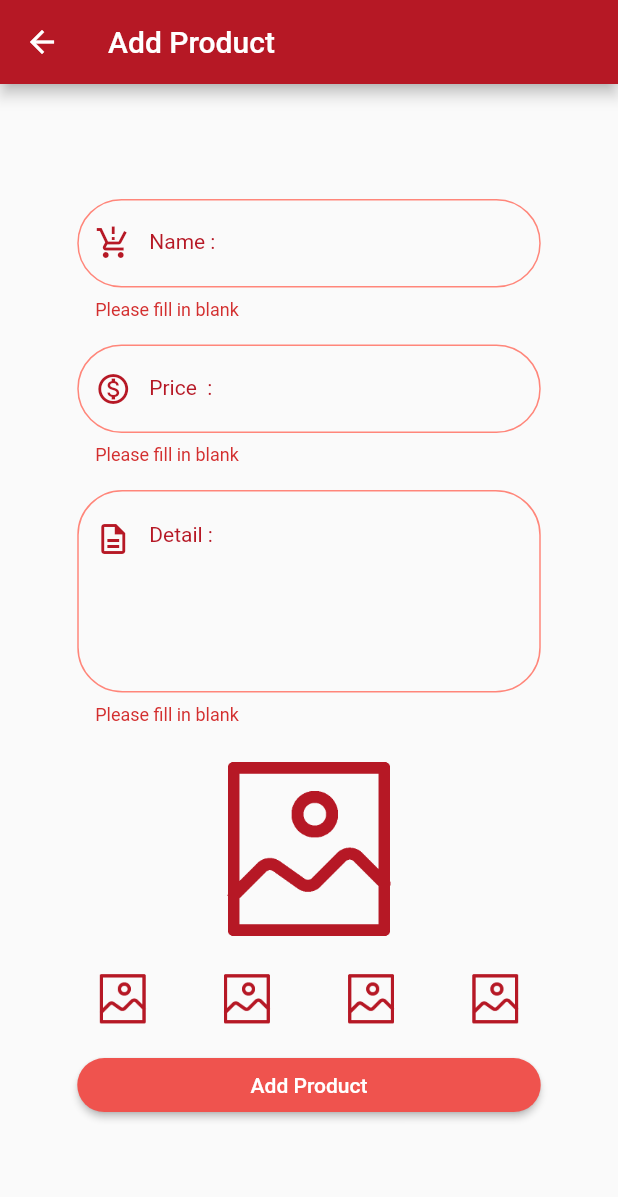
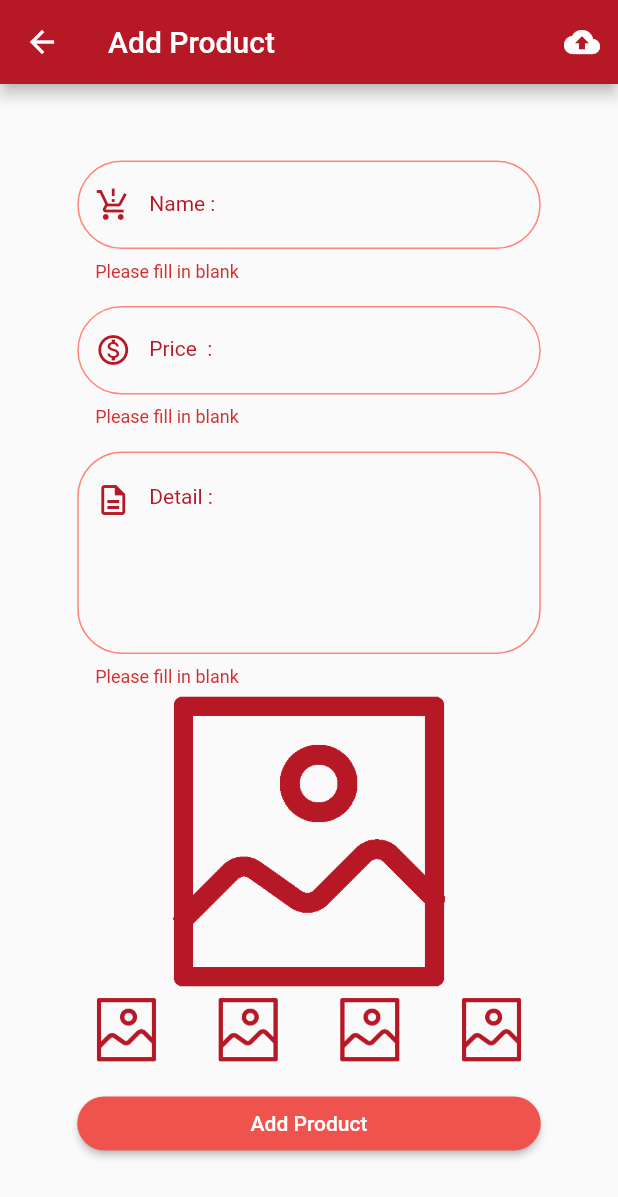
Before and after one commit to 648253/tu2hand, a Flutter app: the AddProduct screen opened by its route, after a tap on "Add Product", on a phone screen of 412 x 824 dp. Shown: the top 1197 px of the screen. Run offline on Flutter 3.47's test engine with Material 2 defaults, Android fonts, the phone set to English and light mode, and no system bars; our stand-ins replace dio, geolocator, google_maps_flutter, image_picker, shared_preferences; missing offline and left inert: dart:ffi; accounts and stored records are empty.

Commit message:
Start App

```diff
--- a/lib/State/create_account.dart
+++ b/lib/State/create_account.dart
@@ -376,7 +376,7 @@ class _CreateAccountState extends State<CreateAccount> {
           print('### process Upload Pic');
           String apiSaveUserImg = '${Myconstant.domain}/tu2hand/saveFile.php';
           int i = Random().nextInt(100000);
-          String nameImg = 'img$i.jpg';
+          String nameImg = 'profile_$i.jpg';
           Map<String, dynamic> map = Map();
           map['file'] =
               await MultipartFile.fromFile(file!.path, filename: nameImg);
--- a/lib/State/seller_service_addpd.dart
+++ b/lib/State/seller_service_addpd.dart
@@ -1,5 +1,12 @@
+import 'dart:ffi';
+import 'dart:io';
+import 'dart:math';
+
+import 'package:dio/dio.dart';
 import 'package:flutter/material.dart';
+import 'package:image_picker/image_picker.dart';
 import 'package:myfirstpro/utility/my_constant.dart';
+import 'package:myfirstpro/utility/my_dialog.dart';
 import 'package:myfirstpro/widgets/show_image.dart';
 import 'package:myfirstpro/widgets/show_title.dart';
 
@@ -12,11 +19,31 @@ class AddProduct extends StatefulWidget {
 
 class _AddProductState extends State<AddProduct> {
   final formKey = GlobalKey<FormState>();
+  List<File?> files = [];
+  File? file;
+
+  @override
+  void initState() {
+    super.initState();
+    initialFile();
+  }
+
+  void initialFile() {
+    for (var i = 0; i < 4; i++) {
+      files.add(null);
+    }
+  }
 
   @override
   Widget build(BuildContext context) {
     return Scaffold(
       appBar: AppBar(
+        actions: [
+          IconButton(
+            onPressed: () => processAddProduct(),
+            icon: Icon(Icons.cloud_upload),
+          ),
+        ],
         title: Text('Add Product'),
       ),
       body: LayoutBuilder(
@@ -51,12 +78,65 @@ class _AddProductState extends State<AddProduct> {
       child: ElevatedButton(
         style: Myconstant().myButtonStyle(),
         onPressed: () {
-          if (formKey.currentState!.validate()) {
-          } else {}
+          processAddProduct();
         },
         child: Text('Add Product'),
       ),
     );
+  }
+
+  Future<Null> processAddProduct() async {
+    if (formKey.currentState!.validate()) {
+      bool checkFile = true;
+      for (var item in files) {
+        if (item == null) {
+          checkFile = false;
+        }
+      }
+      if (checkFile) {
+        // print('## Choose Image Success');
+        MyDialog().showProgressDialog(context);
+
+        String apiSavePdImg = '${Myconstant.domain}/tu2hand/saveFilePD.php';
+        // print('## Call API');
+
+        int loop = 0;
+
+        for (var item in files) {
+          int i = Random().nextInt(10000000);
+          String fileName = 'pd_$i.jpg';
+          Map<String, dynamic> map = {};
+          map['file'] =
+              await MultipartFile.fromFile(item!.path, filename: fileName);
+          FormData data = FormData.fromMap(map);
+          await Dio().post(apiSavePdImg, data: data).then((value) {
+            print('Upload Success');
+            loop++;
+            if (loop >= files.length) {
+              Navigator.pop(context);
+            } else {}
+
+          });
+        }
+      } else {
+        MyDialog()
+            .normalDialog(context, 'More Image', 'Please Choose More Image');
+      }
+    }
+  }
+
+  Future<Null> processImagePicker(ImageSource source, int index) async {
+    try {
+      var result = await ImagePicker().getImage(
+        source: source,
+        maxWidth: 800,
+        maxHeight: 800,
+      );
+      setState(() {
+        file = File(result!.path);
+        files[index] = file;
+      });
+    } catch (e) {}
   }
 
   Future<Null> chooseSourceImageDialog(int index) async {
@@ -66,9 +146,34 @@ class _AddProductState extends State<AddProduct> {
       builder: (context) => AlertDialog(
         title: ListTile(
           leading: showImage(path: Myconstant.image3),
-          title: ShowTitle(title: 'Source Image ${index+1} ?', textStyle: Myconstant().h2Style()),
-          subtitle: ShowTitle(title: 'Please Tap on camera or gallery', textStyle: Myconstant().h3Style()),
+          title: ShowTitle(
+              title: 'Source Image ${index + 1} ?',
+              textStyle: Myconstant().h2Style()),
+          subtitle: ShowTitle(
+              title: 'Please Tap on camera or gallery',
+              textStyle: Myconstant().h3Style()),
         ),
+        actions: [
+          Row(
+            mainAxisAlignment: MainAxisAlignment.spaceAround,
+            children: [
+              TextButton(
+                onPressed: () {
+                  Navigator.pop(context);
+                  processImagePicker(ImageSource.camera, index);
+                },
+                child: Text('Camera'),
+              ),
+              TextButton(
+                onPressed: () {
+                  Navigator.pop(context);
+                  processImagePicker(ImageSource.gallery, index);
+                },
+                child: Text('Gallery'),
+              ),
+            ],
+          ),
+        ],
       ),
     );
   }
@@ -77,9 +182,10 @@ class _AddProductState extends State<AddProduct> {
     return Column(
       children: [
         Container(
-          width: constraints.maxWidth * 0.3,
-          height: constraints.maxWidth * 0.4,
-          child: Image.asset(Myconstant.image7),
+          width: constraints.maxWidth * 0.5,
+          height: constraints.maxWidth * 0.5,
+          child:
+              file == null ? Image.asset(Myconstant.image7) : Image.file(file!),
         ),
         Container(
           width: constraints.maxWidth * 0.7,
@@ -87,35 +193,55 @@ class _AddProductState extends State<AddProduct> {
             mainAxisAlignment: MainAxisAlignment.spaceBetween,
             children: [
               Container(
-                width: 40,
-                height: 35,
+                width: 45,
+                height: 45,
                 child: InkWell(
                   onTap: () => chooseSourceImageDialog(0),
-                  child: Image.asset(Myconstant.image7),
+                  child: files[0] == null
+                      ? Image.asset(Myconstant.image7)
+                      : Image.file(
+                          files[0]!,
+                          fit: BoxFit.cover,
+                        ),
                 ),
               ),
               Container(
-                width: 40,
-                height: 35,
+                width: 45,
+                height: 45,
                 child: InkWell(
                   onTap: () => chooseSourceImageDialog(1),
-                  child: Image.asset(Myconstant.image7),
+                  child: files[1] == null
+                      ? Image.asset(Myconstant.image7)
+                      : Image.file(
+                          files[1]!,
+                          fit: BoxFit.cover,
+                        ),
                 ),
               ),
               Container(
-                width: 40,
-                height: 35,
+                width: 45,
+                height: 45,
                 child: InkWell(
                   onTap: () => chooseSourceImageDialog(2),
-                  child: Image.asset(Myconstant.image7),
+                  child: files[2] == null
+                      ? Image.asset(Myconstant.image7)
+                      : Image.file(
+                          files[2]!,
+                          fit: BoxFit.cover,
+                        ),
                 ),
               ),
               Container(
-                width: 40,
-                height: 35,
+                width: 45,
+                height: 45,
                 child: InkWell(
                   onTap: () => chooseSourceImageDialog(3),
-                  child: Image.asset(Myconstant.image7),
+                  child: files[3] == null
+                      ? Image.asset(Myconstant.image7)
+                      : Image.file(
+                          files[3]!,
+                          fit: BoxFit.cover,
+                        ),
                 ),
               ),
             ],
--- a/lib/utility/my_constant.dart
+++ b/lib/utility/my_constant.dart
@@ -4,7 +4,7 @@ class Myconstant {
   // General
   static String appName = 'TU2HAND';
   static String domain =
-      'https://bf5f-2405-9800-bc02-2945-f94e-68a3-2062-a836.ngrok.io';
+      'https://86f0-2405-9800-bc02-2945-9048-5369-ade-1ef5.ngrok.io';
 
   // Route
   static String routeAuthen = '/authen';
@@ -28,16 +28,16 @@ class Myconstant {
   static Color dark = Color(0xffb61825);
   static Color light = Color(0xffff867a);
   static Map<int, Color> mapMaterialColor = {
-    50:Color.fromRGBO(255, 182, 24,0.1),
-    100:Color.fromRGBO(255, 182, 24,0.2),
-    200:Color.fromRGBO(255, 182, 24,0.3),
-    300:Color.fromRGBO(255, 182, 24,0.4),
-    400:Color.fromRGBO(255, 182, 24,0.5),
-    500:Color.fromRGBO(255, 182, 24,0.6),
-    600:Color.fromRGBO(255, 182, 24,0.7),
-    700:Color.fromRGBO(255, 182, 24,0.8),
-    800:Color.fromRGBO(255, 182, 24,0.9),
-    900:Color.fromRGBO(255, 182, 24,1),
+    50: Color.fromRGBO(255, 182, 24, 0.1),
+    100: Color.fromRGBO(255, 182, 24, 0.2),
+    200: Color.fromRGBO(255, 182, 24, 0.3),
+    300: Color.fromRGBO(255, 182, 24, 0.4),
+    400: Color.fromRGBO(255, 182, 24, 0.5),
+    500: Color.fromRGBO(255, 182, 24, 0.6),
+    600: Color.fromRGBO(255, 182, 24, 0.7),
+    700: Color.fromRGBO(255, 182, 24, 0.8),
+    800: Color.fromRGBO(255, 182, 24, 0.9),
+    900: Color.fromRGBO(255, 182, 24, 1),
   };
 
   // Style
```
Also changed, not shown: lib/utility/my_dialog.dart (+17 -2 lines), 3 other files.
